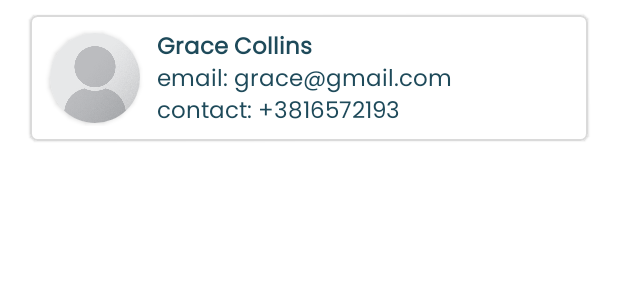
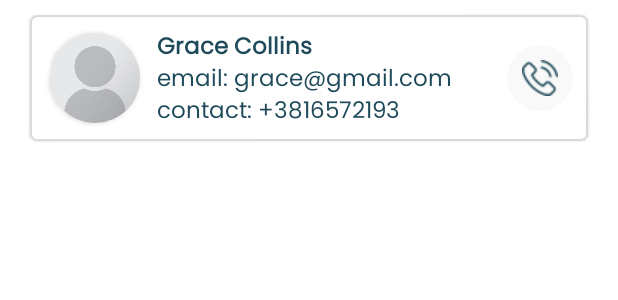
Before and after one commit to tince250/HopIn_mobile, an Android app: the layout passenger_details_item.xml on its own in the app's theme, with its tools: preview values and no code run, on a phone screen of 412 x 824 dp. Shown: the top 300 px of the screen. Run offline under Robolectric (Android 15) with nearby library versions, the phone set to English and light mode, and no system bars.

Commit message:
added call btn in passengers dialong in current ride

```diff
--- a/UberApp_Tim13/app/src/main/java/com/example/uberapp_tim13/activities/CurrentRideActivity.java
+++ b/UberApp_Tim13/app/src/main/java/com/example/uberapp_tim13/activities/CurrentRideActivity.java
@@ -205,6 +205,7 @@ public class CurrentRideActivity extends AppCompatActivity {
         View passDetails = findViewById(R.id.passDetailsCardLL);
         switch (Globals.userRole) {
             case "driver":
+                callBtn.setVisibility(View.GONE);
                 driverDetails.setVisibility(View.GONE);
                 inconsistentBtn.setVisibility(View.GONE);
                 subscribeToVehicleArrivalTime();
@@ -221,6 +222,7 @@ public class CurrentRideActivity extends AppCompatActivity {
                 });
                 break;
             case "passenger":
+                callBtn.setVisibility(View.VISIBLE);
                 subscribeToStartFinishMessages();
                 passDetails.setVisibility(View.GONE);
                 startFinishBtns.setVisibility(View.GONE);
--- a/UberApp_Tim13/app/src/main/java/com/example/uberapp_tim13/dialogs/PassengerDetailsDialog.java
+++ b/UberApp_Tim13/app/src/main/java/com/example/uberapp_tim13/dialogs/PassengerDetailsDialog.java
@@ -49,7 +49,7 @@ public class PassengerDetailsDialog extends Dialog {
 
     private void setComponents(){
         listView = (ListView) findViewById(android.R.id.list);
-        PassengerDetailsAdapter adapter = new PassengerDetailsAdapter(activity, users);
+        PassengerDetailsAdapter adapter = new PassengerDetailsAdapter(activity, users, getContext());
         listView.setAdapter(adapter);
     }
 
--- a/UberApp_Tim13/app/src/main/res/layout/passenger_details_item.xml
+++ b/UberApp_Tim13/app/src/main/res/layout/passenger_details_item.xml
@@ -77,6 +77,15 @@
             android:textColor="@color/dark_blue"
             android:textSize="15sp" />
 
+        <ImageView
+            android:id="@+id/callBtn"
+            android:layout_width="wrap_content"
+            android:layout_height="wrap_content"
+            android:layout_centerVertical="true"
+            android:src="@drawable/phone"
+            android:background="@drawable/circle_background"
+            android:layout_alignParentRight="true"/>
+
 
     </RelativeLayout>
 
```
Also changed, not shown: UberApp_Tim13/app/src/main/java/com/example/uberapp_tim13/adapters/ride_history/PassengerDetailsAdapter.java (+18 -1 lines).
